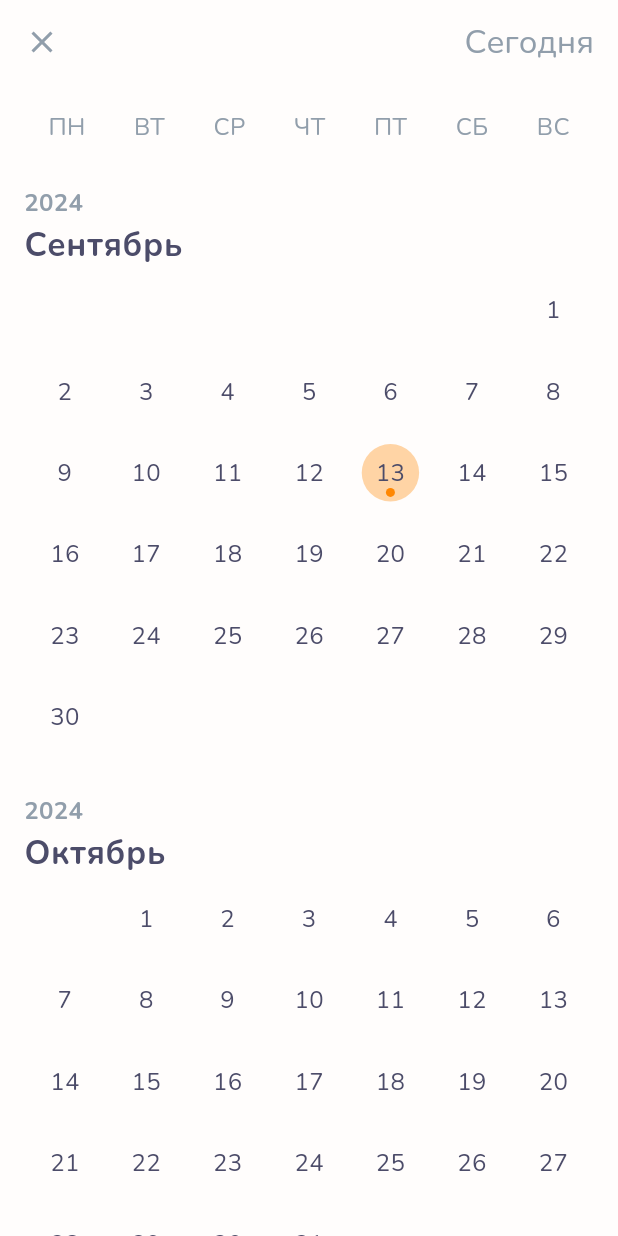
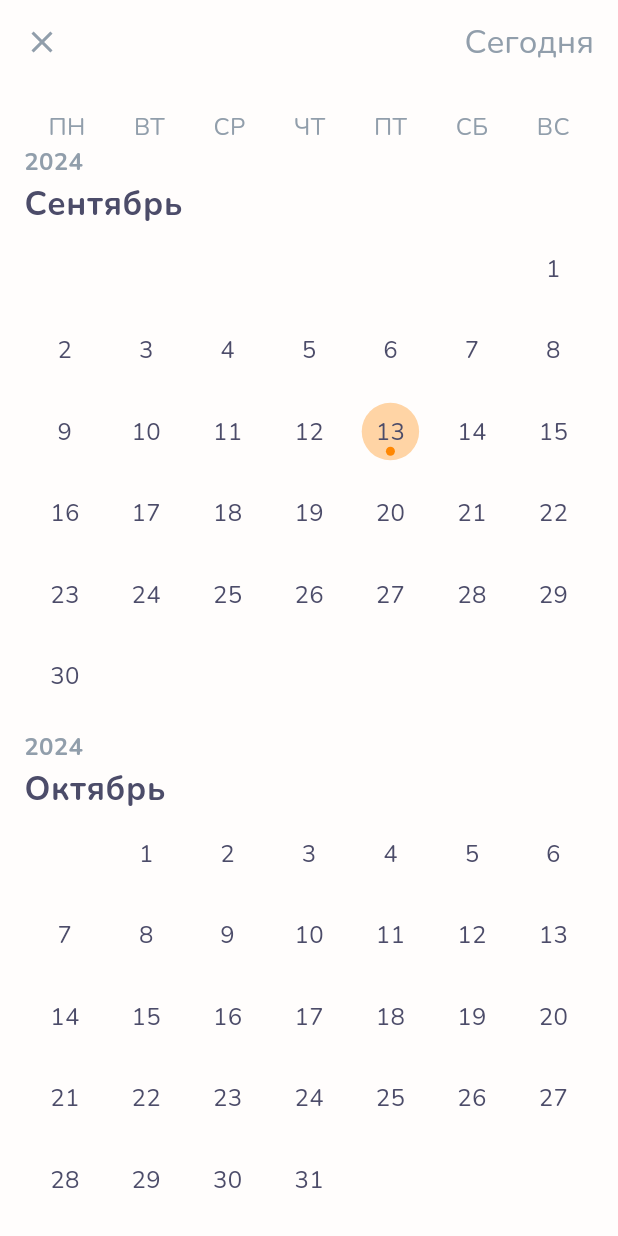
Before and after one commit to zanz9/mood_diary, a Flutter app: the CalendarPage screen opened by its route, scrolled down 576 dp, after a tap on "Сегодня", on a phone screen of 412 x 824 dp. Run offline on Flutter 3.47's test engine with Material 3 defaults, Android fonts, the light colour scheme and no system bars; our stand-ins replace auto_route, flutter_bloc, get_it, google_fonts, shared_preferences, syncfusion_flutter_sliders and 1 more; missing offline and left inert: syncfusion_flutter_core; accounts and stored records are empty.

Commit message:
month year calendar

```diff
--- a/lib/presentation/calendar/view/calendar_page.dart
+++ b/lib/presentation/calendar/view/calendar_page.dart
@@ -17,10 +17,12 @@ class _CalendarPageState extends State<CalendarPage> {
   DateTime now = DateTime.now();
   DateTime selected = DateTime.now();
 
+  bool monthView = true;
+
   @override
   void initState() {
     super.initState();
-    var heightBlock = 351;
+    var heightBlock = monthView ? 390 : 220;
     scrollController = ScrollController(
         initialScrollOffset: heightBlock * (now.month.toDouble() - 1));
   }
@@ -28,6 +30,7 @@ class _CalendarPageState extends State<CalendarPage> {
   @override
   Widget build(BuildContext context) {
     var theme = Theme.of(context);
+    var scale = 1.0;
 
     return Scaffold(
       appBar: AppBar(
@@ -41,13 +44,15 @@ class _CalendarPageState extends State<CalendarPage> {
         actions: [
           GestureDetector(
             onTap: () {
-              var heightBlock = 351;
+              var heightBlock = monthView ? 390 : 220;
               scrollController.animateTo(
-                heightBlock * (now.month.toDouble() - 1),
-                duration: const Duration(milliseconds: 1000),
+                heightBlock *
+                    ((now.month.toDouble() - 1) / (monthView ? 1 : 2)),
+                duration: const Duration(milliseconds: 700),
                 curve: Curves.easeInOut,
               );
               selected = now;
+
               setState(() {});
             },
             child: Padding(
@@ -61,15 +66,36 @@ class _CalendarPageState extends State<CalendarPage> {
             ),
           )
         ],
-        bottom: PreferredSize(
+        bottom: monthView
+            ? PreferredSize(
                 preferredSize: const Size(double.infinity, 40),
                 child: Padding(
                   padding: const EdgeInsets.symmetric(horizontal: 16),
                   child: WeekNamesWidget(theme: theme),
                 ),
+              )
+            : null,
       ),
+      body: GestureDetector(
+        onScaleUpdate: (details) {
+          scale = details.scale;
+        },
+        onScaleEnd: (details) {
+          if (scale > 1.35) {
+            setState(() {
+              monthView = true;
+            });
+          } else if (scale < .65) {
+            setState(() {
+              monthView = false;
+            });
+          }
+        },
+        child: GridView.builder(
+          gridDelegate: SliverGridDelegateWithFixedCrossAxisCount(
+            crossAxisCount: monthView ? 1 : 2,
+            mainAxisExtent: monthView ? 390 : 220,
           ),
-      body: ListView.builder(
           controller: scrollController,
           padding: const EdgeInsets.symmetric(horizontal: 16),
           itemCount: 12,
@@ -87,8 +113,10 @@ class _CalendarPageState extends State<CalendarPage> {
                 selected = DateTime(now.year, index + 1, day);
                 setState(() {});
               },
+              monthView: monthView,
             );
           },
+        ),
       ),
     );
   }
--- a/lib/presentation/calendar/widgets/month_builder.dart
+++ b/lib/presentation/calendar/widgets/month_builder.dart
@@ -10,6 +10,7 @@ class MonthBuilder extends StatelessWidget {
     this.selected,
     this.today,
     this.onTap,
+    required this.monthView,
   });
   final int year;
   final String month;
@@ -19,6 +20,8 @@ class MonthBuilder extends StatelessWidget {
   final Function(int)? onTap;
   final int? today;
 
+  final bool monthView;
+
   @override
   Widget build(BuildContext context) {
     var theme = Theme.of(context);
@@ -26,7 +29,6 @@ class MonthBuilder extends StatelessWidget {
     return Column(
       crossAxisAlignment: CrossAxisAlignment.start,
       children: [
-        const SizedBox(height: 24),
         Text(
           year.toString(),
           style: theme.textTheme.bodyMedium?.copyWith(
@@ -52,7 +54,7 @@ class MonthBuilder extends StatelessWidget {
                 },
                 child: AnimatedContainer(
                   duration: Durations.medium2,
-                  margin: const EdgeInsets.all(8),
+                  margin: monthView ? const EdgeInsets.all(8) : null,
                   decoration: (selected != null && selected == dayCounter)
                       ? BoxDecoration(
                           borderRadius: BorderRadius.circular(100),
@@ -68,7 +70,9 @@ class MonthBuilder extends StatelessWidget {
                           ? Container(
                               height: 6,
                               width: 6,
-                              margin: const EdgeInsets.only(bottom: 3),
+                              margin: monthView
+                                  ? const EdgeInsets.only(bottom: 3)
+                                  : null,
                               decoration: BoxDecoration(
                                 color: theme.primaryColor,
                                 borderRadius: BorderRadius.circular(100),
@@ -76,7 +80,12 @@ class MonthBuilder extends StatelessWidget {
                             )
                           : const SizedBox(),
                       Center(
-                        child: Text('${dayCounter++}'),
+                        child: Text(
+                          '${dayCounter++}',
+                          style: monthView
+                              ? theme.textTheme.bodyMedium
+                              : theme.textTheme.bodySmall,
+                        ),
                       ),
                     ],
                   ),
--- a/lib/presentation/statistics/bloc/statistics_bloc.dart
+++ b/lib/presentation/statistics/bloc/statistics_bloc.dart
@@ -14,7 +14,6 @@ class StatisticsBloc extends Bloc<StatisticsEvent, StatisticsState> {
     on<OnStatistics>((event, emit) {
       var prefs = GetIt.I<SharedPreferences>();
       List<String> historyList = prefs.getStringList('history') ?? [];
-      print(historyList);
       if (historyList.isNotEmpty) {
         List<HistoryModel> history = [];
         for (var element in historyList) {
```
Lines whose indentation alone changed are shown as unchanged.
